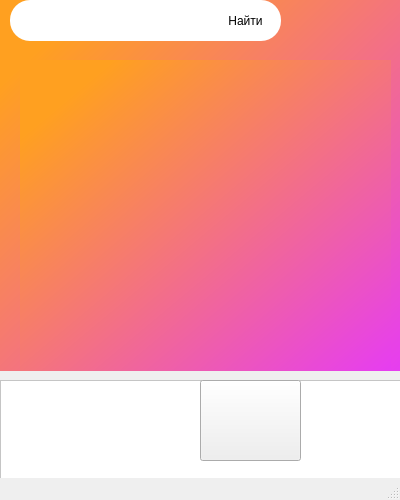
Old version of the form maindesugn.ui in the repository TimofeySar/project_1505.
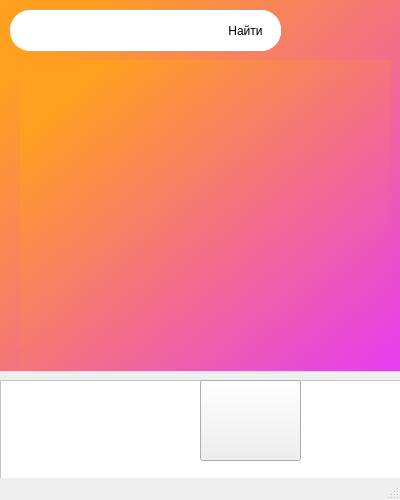
New version of the form. The open tabs and pages were chosen to show the change. Icons and pictures are not drawn.

Commit message: Диологовое окно и файлик

```diff
--- a/maindesugn.ui
+++ b/maindesugn.ui
@@ -217,7 +217,7 @@
       <property name="geometry">
        <rect>
         <x>320</x>
-        <y>0</y>
+        <y>10</y>
         <width>71</width>
         <height>71</height>
        </rect>
@@ -243,7 +243,7 @@
       <property name="geometry">
        <rect>
         <x>10</x>
-        <y>10</y>
+        <y>20</y>
         <width>271</width>
         <height>41</height>
        </rect>
@@ -260,13 +260,14 @@
       <property name="geometry">
        <rect>
         <x>210</x>
-        <y>10</y>
+        <y>20</y>
         <width>71</width>
         <height>41</height>
        </rect>
       </property>
       <property name="styleSheet">
-       <string notr="true">background-color: rgb(255, 255, 255);</string>
+       <string notr="true">background-color: rgb(255, 255, 255);
+border-radius: 20px;  </string>
       </property>
       <property name="text">
        <string>Найти</string>
@@ -285,13 +286,14 @@
       <property name="geometry">
        <rect>
         <x>200</x>
-        <y>20</y>
+        <y>30</y>
         <width>21</width>
         <height>21</height>
        </rect>
       </property>
       <property name="styleSheet">
-       <string notr="true">background-color: rgb(255, 255, 255);</string>
+       <string notr="true">background-color: rgb(255, 255, 255);
+border-radius: 20px;  </string>
       </property>
       <property name="text">
        <string/>
```
Left out of the diff: 21 changed lines with no effect on the pictures. The commit also changes 4 other files.
